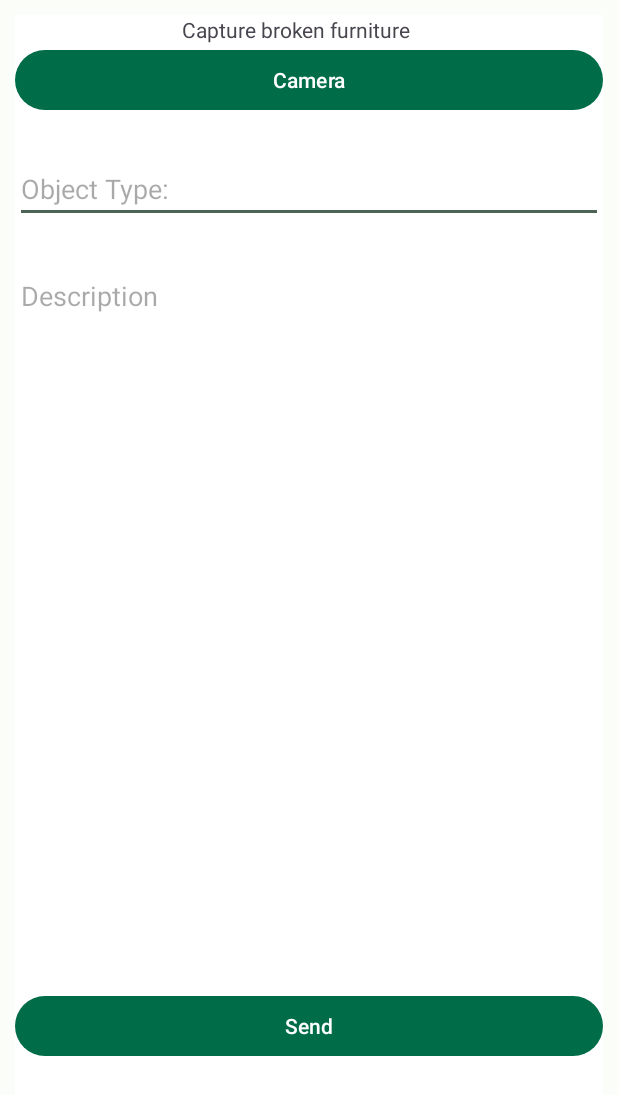
After one commit to JuryAndrea/Project_Housekeeper, an Android app: the fragment CameraFragment shown on its own in the app's theme, on a phone screen of 412 x 824 dp. The commit adds this screen. Shown: the top 1095 px of the screen. Run offline under Robolectric (Android 15) with nearby library versions, the phone set to English and light mode, and no system bars.

Commit message:
init CameraFragment

```diff
--- /dev/null
+++ b/app/src/main/java/com/example/stepappv6/ui/Maintenance/CameraFragment.java
@@ -0,0 +1,49 @@
+package com.example.stepappv6.ui.Maintenance;
+
+import android.content.Intent;
+import android.os.Bundle;
+
+import androidx.fragment.app.Fragment;
+
+import android.provider.MediaStore;
+import android.view.LayoutInflater;
+import android.view.View;
+import android.view.ViewGroup;
+import android.widget.Button;
+import android.widget.ImageView;
+
+import com.example.stepappv6.R;
+import com.example.stepappv6.databinding.FragmentCameraBinding;
+import com.example.stepappv6.databinding.FragmentReportBinding;
+
+
+public class CameraFragment extends Fragment {
+
+    private static final int REQUEST_CODE = 22;
+
+    Button btnpicture;
+    ImageView imageView;
+
+    FragmentCameraBinding binding;
+    @Override
+    public View onCreateView(LayoutInflater inflater, ViewGroup container,
+                             Bundle savedInstanceState) {
+        // Inflate the layout for this fragment
+
+        binding = FragmentCameraBinding.inflate(inflater, container, false);
+        View root = binding.getRoot();
+
+        btnpicture = root.findViewById(R.id.capture);
+        imageView = root.findViewById(R.id.imageview);
+
+        btnpicture.setOnClickListener(new View.OnClickListener() {
+            @Override
+            public void onClick(View view) {
+                Intent cameraIntent = new Intent(MediaStore.ACTION_IMAGE_CAPTURE);
+                startActivityForResult(cameraIntent, REQUEST_CODE);
+            }
+        });
+
+        return root;
+    }
+}
--- /dev/null
+++ b/app/src/main/res/layout/fragment_camera.xml
@@ -0,0 +1,73 @@
+<?xml version="1.0" encoding="utf-8"?>
+<RelativeLayout
+    xmlns:android="http://schemas.android.com/apk/res/android"
+    xmlns:tools="http://schemas.android.com/tools"
+    android:layout_width="match_parent"
+    android:layout_height="match_parent"
+    android:background="@color/cardview_light_background"
+    android:layout_margin="10dp"
+    tools:context="com.example.stepappv6.ui.Maintenance.CameraFragment">
+
+    <TextView
+        android:id="@+id/text"
+        android:layout_width="wrap_content"
+        android:layout_height="wrap_content"
+        android:layout_alignParentStart="true"
+        android:layout_alignParentEnd="true"
+        android:layout_marginStart="111dp"
+        android:layout_marginEnd="128dp"
+        android:text="Capture broken furniture" />
+
+    <Button
+        android:id="@+id/capture"
+        android:layout_width="match_parent"
+        android:layout_height="wrap_content"
+        android:layout_below="@id/text"
+        android:text="Camera"
+        android:layout_centerHorizontal="true"
+        android:layout_centerVertical="true"
+        />
+
+    <EditText
+        android:id="@+id/text2"
+        android:layout_width="wrap_content"
+        android:layout_height="wrap_content"
+        android:layout_below="@+id/capture"
+        android:layout_alignParentStart="true"
+        android:layout_alignParentEnd="true"
+        android:layout_marginStart="0dp"
+        android:layout_marginTop="26dp"
+        android:layout_marginEnd="0dp"
+        android:hint="Object Type:" />
+
+    <EditText
+        android:id="@+id/text3"
+        android:layout_width="wrap_content"
+        android:layout_height="wrap_content"
+        android:layout_below="@id/text2"
+        android:layout_alignParentStart="true"
+        android:layout_alignParentEnd="true"
+        android:layout_marginStart="0dp"
+        android:layout_marginTop="26dp"
+        android:layout_marginEnd="2dp"
+        android:hint="Description" />
+
+    <ImageView
+        android:id="@+id/imageview"
+        android:layout_width="match_parent"
+        android:layout_height="400dp"
+        android:layout_below="@id/text3"
+        android:layout_marginTop="20dp" />
+
+    <Button
+        android:id="@+id/send"
+        android:layout_width="match_parent"
+        android:layout_height="wrap_content"
+        android:layout_below="@id/imageview"
+        android:text="Send"
+        android:layout_centerHorizontal="true"
+        android:layout_centerVertical="true"
+        android:layout_marginTop="20dp" />
+    />
+
+</RelativeLayout>
--- a/app/src/main/res/values/strings.xml
+++ b/app/src/main/res/values/strings.xml
@@ -32,4 +32,6 @@
     <string name="share">Share</string>
 
     <string name="hourly_report">Hourly report</string>
+    <!-- TODO: Remove or change this placeholder text -->
+    <string name="hello_blank_fragment">Hello blank fragment</string>
 </resources>
```
